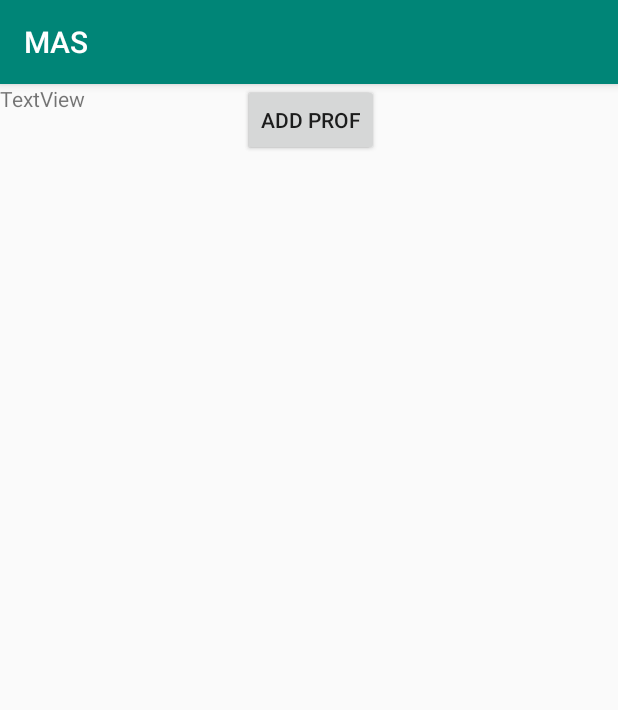
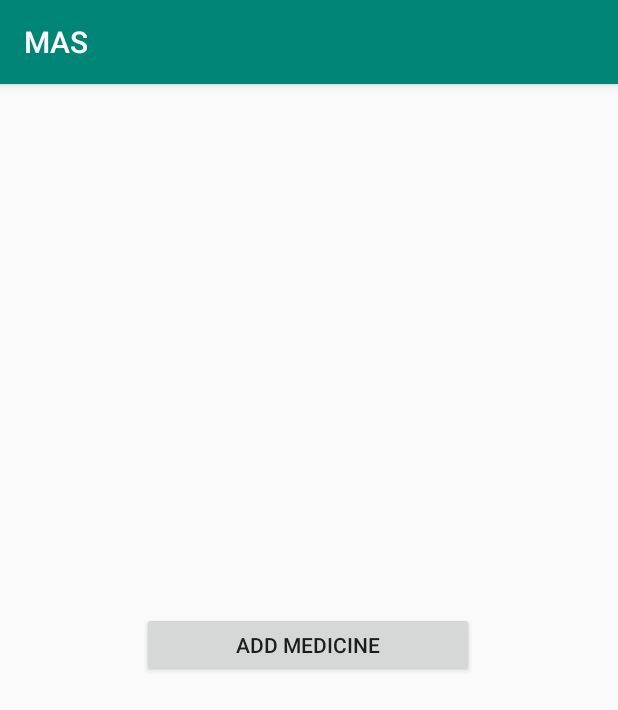
Before and after one commit to mz966319/Medication-Adherence-System, an Android app: the WelcomeUser screen opened directly, with no data from a screen before it, on a phone screen of 412 x 824 dp. Shown: the top 710 px of the screen. Run offline under Robolectric (Android 15) with nearby library versions, the phone set to English and light mode, and no system bars; our stand-ins replace Firebase (no records; nobody signed in at launch, a user with empty details on screens opened directly).

```diff
--- a/MAS/app/src/main/java/com/example/mas/Med_Info.java
+++ b/MAS/app/src/main/java/com/example/mas/Med_Info.java
@@ -1,4 +1,4 @@
-package com.example.medicalproject;
+package com.example.mas;
 
 public class Med_Info {
     private String medName;
@@ -12,13 +12,17 @@ public class Med_Info {
     public String getMedName() {
         return medName;
     }
+
     public void setMedName(String medName) {
         this.medName = medName;
     }
+
     public String getMedInfo() {
         return medInfo;
     }
+
     public void setMedInfo(String medInfo) {
         this.medInfo = medInfo;
     }
+
 }
--- a/MAS/app/src/main/java/com/example/mas/Registration.java
+++ b/MAS/app/src/main/java/com/example/mas/Registration.java
@@ -27,6 +27,7 @@ import java.util.ArrayList;
 import java.util.regex.Pattern;
 
 public class Registration extends AppCompatActivity {
+    public static final String EXTRA_MESSAGE = "com.example.testProject.MESSAGE";
 
     private FirebaseDatabase  database = FirebaseDatabase.getInstance();//.getReference();
     private DatabaseReference databaseUsers = database.getReference("users");
--- a/MAS/app/src/main/java/com/example/mas/WelcomeUser.java
+++ b/MAS/app/src/main/java/com/example/mas/WelcomeUser.java
@@ -2,13 +2,46 @@ package com.example.mas;
 
 import androidx.appcompat.app.AppCompatActivity;
 
+import android.content.Intent;
 import android.os.Bundle;
+import android.view.View;
+import android.widget.Button;
+import android.widget.TextView;
+
+import com.google.firebase.database.DatabaseReference;
+import com.google.firebase.database.FirebaseDatabase;
+
+import org.w3c.dom.Text;
 
 public class WelcomeUser extends AppCompatActivity {
+    public void MoveToMainActivity(View view){
+        Intent intent = new Intent(WelcomeUser.this, AddMedicine.class);
+        startActivity(intent);
+    }
 
+
+    DatabaseReference mRoot = FirebaseDatabase.getInstance().getReference();
     @Override
     protected void onCreate(Bundle savedInstanceState) {
         super.onCreate(savedInstanceState);
         setContentView(R.layout.activity_welcome_user);
+
+        TextView WelcomeTextView = (TextView) findViewById(R.id.WelcomeTextView);
+        Button BtnAddMedicine = (Button) findViewById(R.id.BtnAddMedicine);
+
+        // Get the Intent that started this activity and extract the string
+        Intent intent = getIntent();
+        String message = intent.getStringExtra(Registration.EXTRA_MESSAGE);
+        // Capture the layout's TextView and set the string as its text
+        WelcomeTextView.setText(message);
+
+        BtnAddMedicine.setOnClickListener(new View.OnClickListener() {
+            @Override
+            public void onClick(View v) {
+                MoveToMainActivity(v);
+            }
+        });
+
+
     }
 }
--- a/MAS/app/src/main/res/layout/activity_welcome_user.xml
+++ b/MAS/app/src/main/res/layout/activity_welcome_user.xml
@@ -8,29 +8,22 @@
 
     <Button
         android:id="@+id/BtnAddMedicine"
-        android:layout_width="wrap_content"
-        android:layout_height="wrap_content"
-        android:text="ADD MED"
+        android:layout_width="221dp"
+        android:layout_height="43dp"
+        android:layout_marginTop="290dp"
+        android:text="add medicine"
         app:layout_constraintEnd_toEndOf="parent"
-        app:layout_constraintHorizontal_bias="0.501"
+        app:layout_constraintHorizontal_bias="0.498"
         app:layout_constraintStart_toStartOf="parent"
-        tools:layout_editor_absoluteY="432dp" />
-
-    <Button
-        android:id="@+id/BtnAddProfile"
-        android:layout_width="wrap_content"
-        android:layout_height="wrap_content"
-        android:text="ADD PROF"
-        app:layout_constraintEnd_toEndOf="parent"
-        app:layout_constraintHorizontal_bias="0.504"
-        app:layout_constraintStart_toStartOf="parent"
-        tools:layout_editor_absoluteY="505dp" />
+        app:layout_constraintTop_toBottomOf="@+id/WelcomeTextView" />
 
     <TextView
-        android:id="@+id/textView"
-        android:layout_width="wrap_content"
-        android:layout_height="wrap_content"
-        android:text="TextView"
-        tools:layout_editor_absoluteX="51dp"
-        tools:layout_editor_absoluteY="27dp" />
+        android:id="@+id/WelcomeTextView"
+        android:layout_width="319dp"
+        android:layout_height="32dp"
+        android:layout_marginStart="30dp"
+        android:layout_marginLeft="30dp"
+        android:layout_marginTop="30dp"
+        app:layout_constraintStart_toStartOf="parent"
+        app:layout_constraintTop_toTopOf="parent" />
 </androidx.constraintlayout.widget.ConstraintLayout>
```
Also changed, not shown: MAS/app/src/main/java/com/example/mas/DoctorNameValidator.java (added, +15 -0 lines), MAS/app/src/main/java/com/example/mas/DosageValidator.java (added, +15 -0 lines), MAS/app/src/main/java/com/example/mas/DrugNameValidator.java (added, +16 -0 lines), MAS/app/src/main/java/com/example/mas/MedRecord.java (added, +39 -0 lines), 3 other files.
